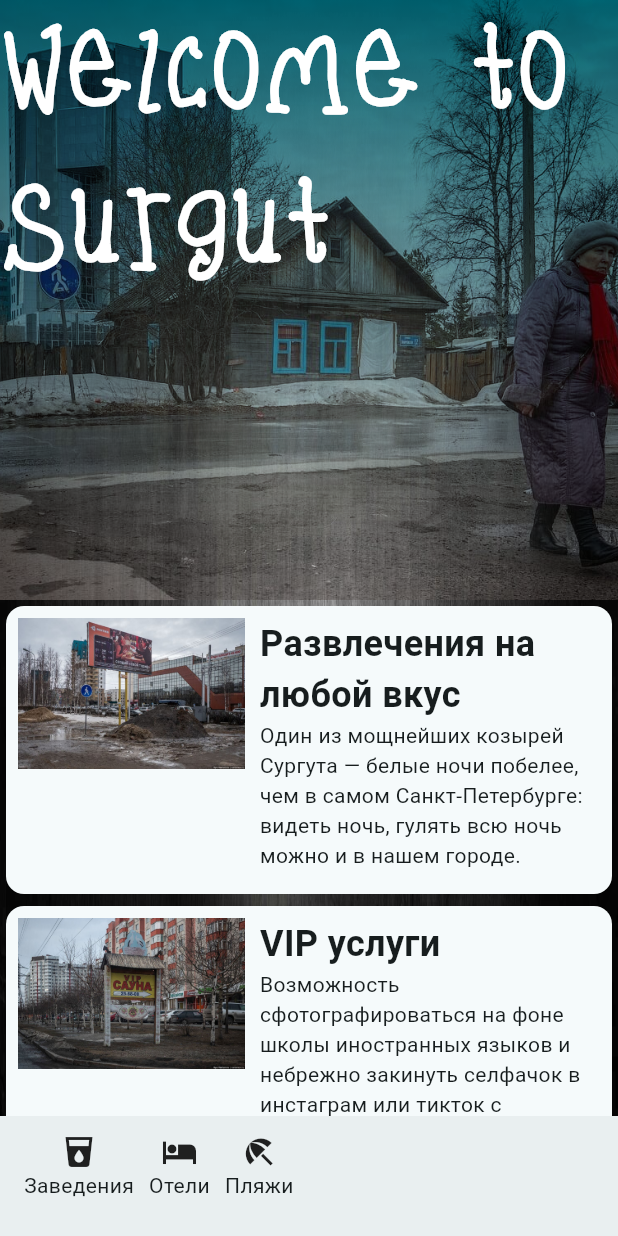
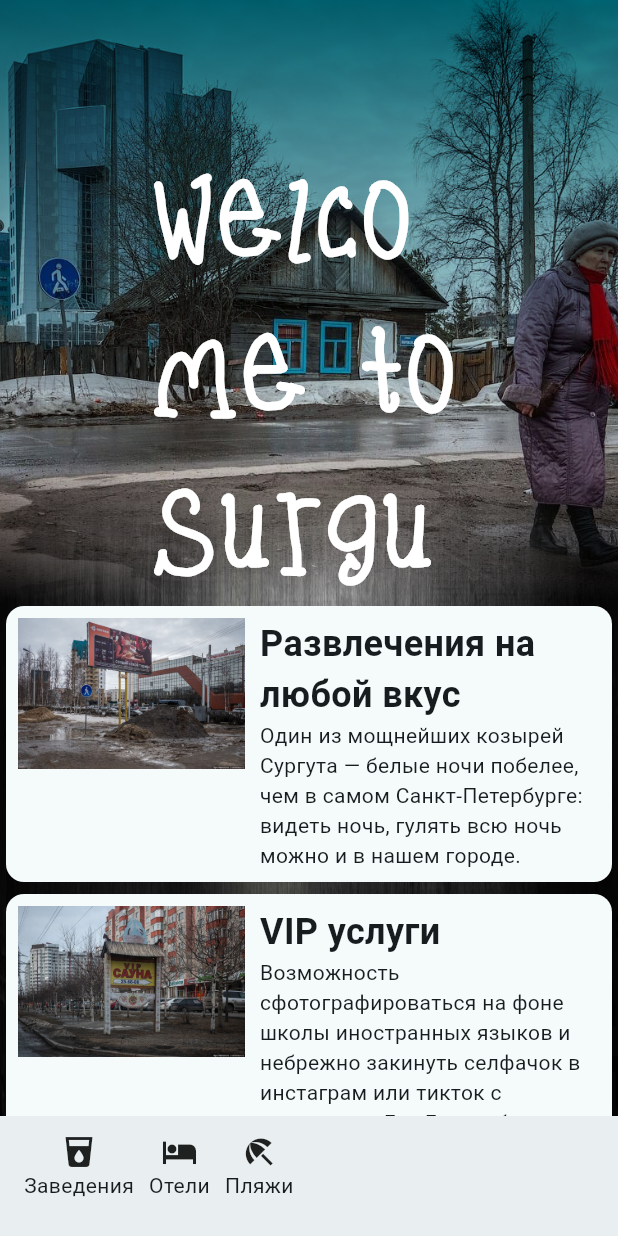
Before and after one commit to IxxyDev/MIPTFlutterCourse, a Flutter app: the screen it shows after launch, on a phone screen of 412 x 824 dp. Run offline on Flutter 3.47's test engine with Material 2 defaults, Android fonts, the light colour scheme and no system bars; our stand-ins replace infinite_carousel.

Commit message:
fix: fix cards appearance

```diff
--- a/HW4-FlutterWidgets/astonishing_surgut/lib/main.dart
+++ b/HW4-FlutterWidgets/astonishing_surgut/lib/main.dart
@@ -65,12 +65,16 @@ class CardList extends StatelessWidget {
         SizedBox(height: 400),
         Flexible(
           fit: FlexFit.loose,
+          child: SizedBox(
+            width: MediaQuery.of(context).size.width,
+            height: MediaQuery.of(context).size.height * 0.5,
             child: ListView.builder(
                 scrollDirection: isTablet ? Axis.horizontal : Axis.vertical,
                 itemCount: cards.length,
                 itemBuilder: (BuildContext context, int index) {
                   return InfoCard(card: cards[index]);
                 }),
+          ),
         ),
       ],
     );
@@ -93,16 +97,14 @@ class InfoCard extends StatelessWidget {
   @override
   Widget build(BuildContext context) {
     final theme = Theme.of(context);
-    bool isTablet = MediaQuery.of(context).size.width > 600;
 
-    return SizedBox(
-      height: isTablet ? 250 : 200,
-      width: 300,
-      child: Card(
+    return Card(
         elevation: 8.0,
         color: theme.colorScheme.background,
         child: Padding(
           padding: const EdgeInsets.all(8),
+          child: SizedBox(
+            width: 400,
             child: Row(crossAxisAlignment: CrossAxisAlignment.start, children: [
               Flexible(
                 flex: 4,
@@ -127,8 +129,8 @@ class InfoCard extends StatelessWidget {
                 ),
               )
             ]),
-          )),
-    );
+          ),
+        ));
   }
 }
 
@@ -146,25 +148,30 @@ class Background extends StatelessWidget {
           height: double.infinity,
         ),
         ShaderMask(
-            shaderCallback: (Rect bounds) {
+            shaderCallback: (bounds) {
               return LinearGradient(
                 begin: Alignment.topCenter,
                 end: Alignment.bottomCenter,
                 colors: <Color>[
                   theme.primaryColor,
-                  Colors.white.withOpacity(0.5)
+                  Colors.white,
+                  Colors.white.withOpacity(0.0)
                 ],
+                stops: [0, 0.8, 1],
                 tileMode: TileMode.decal,
               ).createShader(bounds);
             },
             child: Image.asset("assets/main_pic.jpeg",
                 fit: BoxFit.cover, width: double.infinity, height: 400)),
-        Text('Welcome to Surgut',
+        Padding(
+          padding: EdgeInsets.all(100.0),
+          child: Text('Welcome to Surgut',
               style: TextStyle(
                   color: Colors.white,
                   fontFamily: 'Gloomy',
                   fontSize: 72,
-                fontWeight: FontWeight.bold))
+                  fontWeight: FontWeight.bold)),
+        )
       ],
     );
   }
```
Also changed, not shown: 2 other files. Lines whose indentation alone changed are shown as unchanged.
